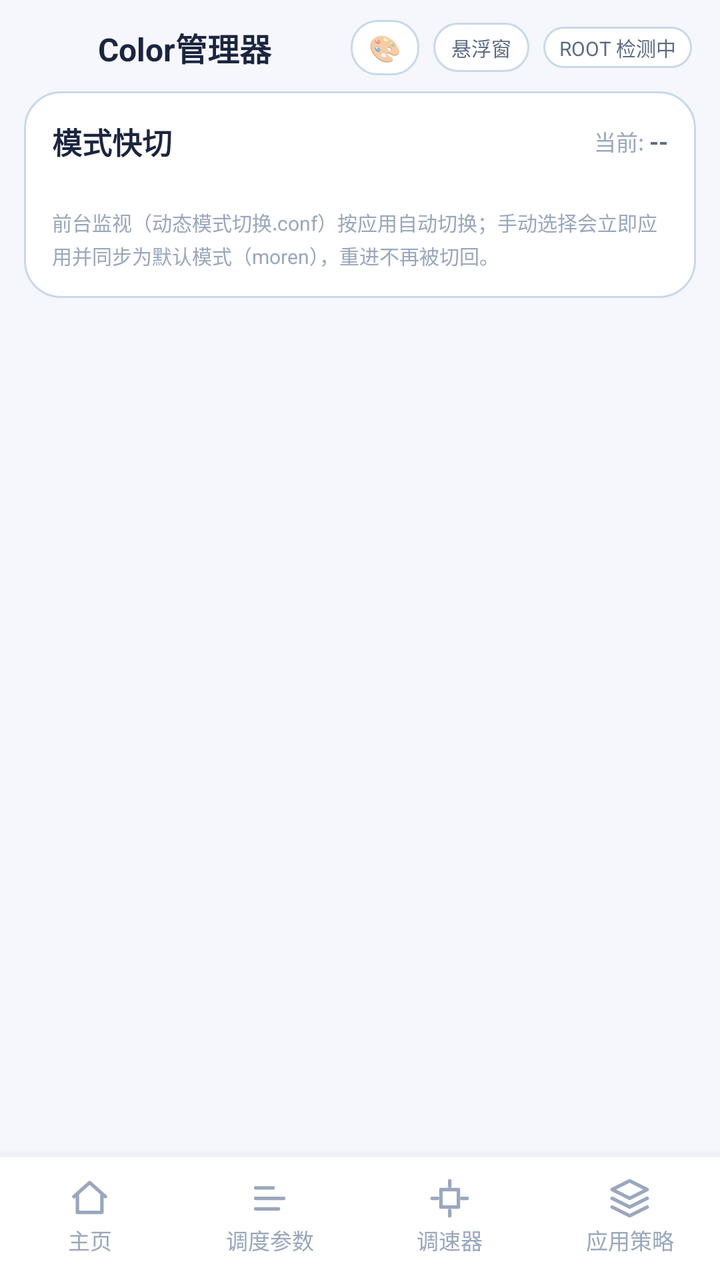
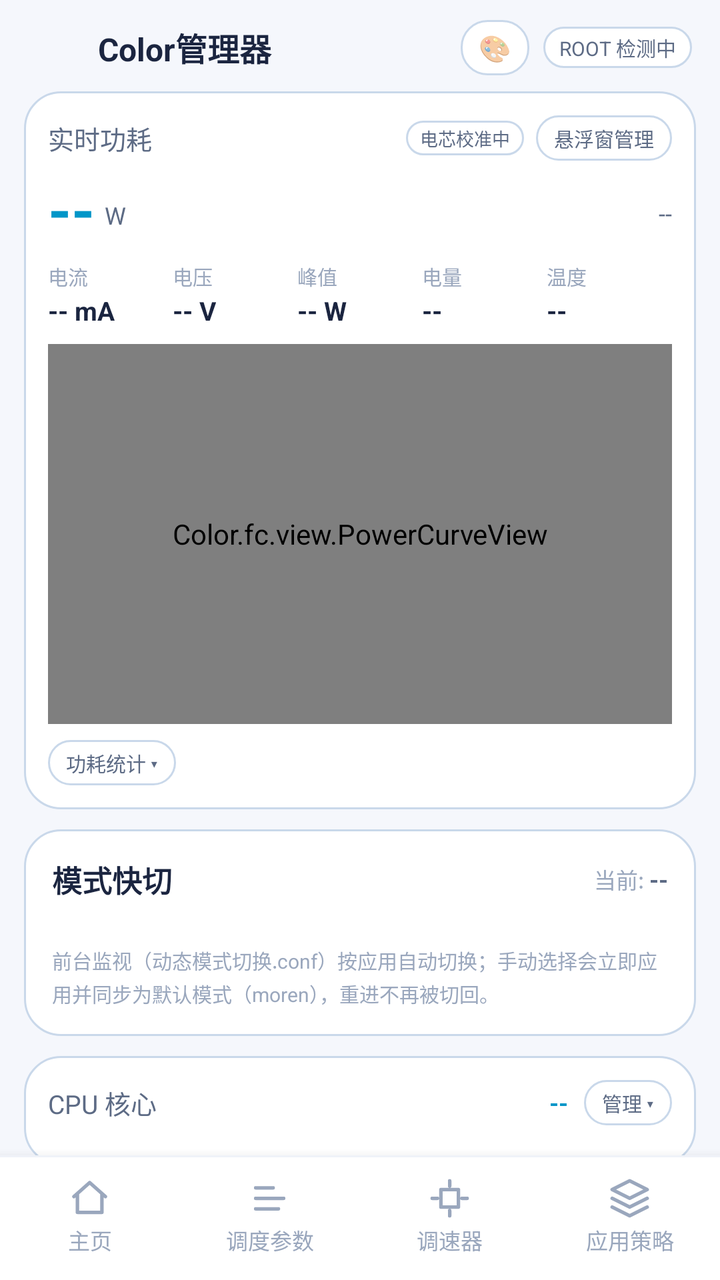

Compare the two renders of this Android layout. The source of the first and the diff that turns it into the second are given below.
<!-- AndroidManifest.xml: application theme AppTheme -->
<!-- res/layout/activity_main.xml -->
<?xml version="1.0" encoding="utf-8"?>
<LinearLayout xmlns:android="http://schemas.android.com/apk/res/android"
    android:layout_width="match_parent"
    android:layout_height="match_parent"
    android:orientation="vertical">

    
    <LinearLayout
        android:layout_width="match_parent"
        android:layout_height="wrap_content"
        android:orientation="horizontal"
        android:gravity="center_vertical"
        android:paddingStart="14dp"
        android:paddingEnd="14dp"
        android:paddingTop="10dp"
        android:paddingBottom="8dp">

        <ImageView
            android:layout_width="26dp"
            android:layout_height="26dp"
            android:src="@mipmap/ic_launcher"
            android:contentDescription="@string/app_name" />

        <TextView
            android:layout_width="0dp"
            android:layout_height="wrap_content"
            android:layout_weight="1"
            android:layout_marginStart="9dp"
            android:text="@string/app_name"
            android:textColor="@color/textPrimary"
            android:textSize="16sp"
            android:textStyle="bold" />

        
        <TextView
            android:id="@+id/menuTheme"
            android:layout_width="wrap_content"
            android:layout_height="wrap_content"
            android:layout_marginEnd="7dp"
            android:background="@drawable/bg_tab"
            android:paddingStart="9dp"
            android:paddingEnd="9dp"
            android:paddingTop="5dp"
            android:paddingBottom="5dp"
            android:text="🎨"
            android:textSize="13sp"
            android:contentDescription="主题设置" />

        
        <TextView
            android:id="@+id/monitorToggle"
            android:layout_width="wrap_content"
            android:layout_height="wrap_content"
            android:layout_marginEnd="7dp"
            android:background="@drawable/bg_tab"
            android:paddingStart="9dp"
            android:paddingEnd="9dp"
            android:paddingTop="5dp"
            android:paddingBottom="5dp"
            android:text="悬浮窗"
            android:textColor="@color/textSecondary"
            android:textSize="10sp"
            android:contentDescription="悬浮窗管理" />

        <TextView
            android:id="@+id/rootBadge"
            android:layout_width="wrap_content"
            android:layout_height="wrap_content"
            android:background="@drawable/bg_tab"
            android:paddingStart="8dp"
            android:paddingEnd="8dp"
            android:paddingTop="3dp"
            android:paddingBottom="3dp"
            android:text="ROOT 检测中"
            android:textColor="@color/textSecondary"
            android:textSize="10sp" />
    </LinearLayout>

    <ScrollView
        android:layout_width="match_parent"
        android:layout_height="0dp"
        android:layout_weight="1"
        android:scrollbars="none"
        android:fillViewport="true">

        <LinearLayout
            android:layout_width="match_parent"
            android:layout_height="wrap_content"
            android:orientation="vertical"
            android:paddingStart="12dp"
            android:paddingEnd="12dp"
            android:paddingBottom="20dp">

            
            <LinearLayout
                android:layout_width="match_parent"
                android:layout_height="wrap_content"
                android:orientation="vertical"
                android:background="@drawable/bg_card"
                android:padding="14dp">

                <LinearLayout
                    android:layout_width="match_parent"
                    android:layout_height="wrap_content"
                    android:orientation="horizontal"
                    android:gravity="center_vertical">

                    <TextView
                        android:layout_width="0dp"
                        android:layout_height="wrap_content"
                        android:layout_weight="1"
                        android:text="模式快切"
                        android:textColor="@color/textPrimary"
                        android:textSize="15sp"
                        android:textStyle="bold" />

                    <TextView
                        android:layout_width="wrap_content"
                        android:layout_height="wrap_content"
                        android:text="当前: "
                        android:textColor="@color/textDim"
                        android:textSize="11sp" />

                    <TextView
                        android:id="@+id/curMode"
                        android:layout_width="wrap_content"
                        android:layout_height="wrap_content"
                        android:text="--"
                        android:textColor="@color/textSecondary"
                        android:textSize="12sp"
                        android:textStyle="bold" />
                </LinearLayout>

                
                <LinearLayout
                    android:id="@+id/modeChips"
                    android:layout_width="match_parent"
                    android:layout_height="wrap_content"
                    android:orientation="horizontal"
                    android:layout_marginTop="12dp" />

                <TextView
                    android:layout_width="match_parent"
                    android:layout_height="wrap_content"
                    android:layout_marginTop="10dp"
                    android:lineSpacingExtra="2dp"
                    android:text="前台监视（动态模式切换.conf）按应用自动切换；手动选择会立即应用并同步为默认模式（moren），重进不再被切回。"
                    android:textColor="@color/textDim"
                    android:textSize="10sp" />
            </LinearLayout>
        </LinearLayout>
    </ScrollView>

    
    <include layout="@layout/view_bottom_nav" />
</LinearLayout>
<!-- res/layout/view_bottom_nav.xml (included above) -->
<?xml version="1.0" encoding="utf-8"?>
<LinearLayout xmlns:android="http://schemas.android.com/apk/res/android"
    android:id="@+id/bottomNav"
    android:layout_width="match_parent"
    android:layout_height="wrap_content"
    android:orientation="vertical"
    android:background="@drawable/bg_bottom_nav"
    android:elevation="8dp">

    <View
        android:layout_width="match_parent"
        android:layout_height="1dp"
        android:background="@color/divider" />

    <LinearLayout
        android:layout_width="match_parent"
        android:layout_height="wrap_content"
        android:orientation="horizontal"
        android:paddingTop="8dp"
        android:paddingBottom="10dp">

        
        <LinearLayout
            android:id="@+id/navHome"
            android:layout_width="0dp"
            android:layout_height="wrap_content"
            android:layout_weight="1"
            android:orientation="vertical"
            android:gravity="center"
            android:clickable="true"
            android:focusable="true"
            android:paddingTop="2dp"
            android:paddingBottom="2dp">

            <ImageView
                android:id="@+id/navHomeIcon"
                android:layout_width="21dp"
                android:layout_height="21dp"
                android:src="@drawable/ic_nav_home"
                android:contentDescription="主页" />

            <TextView
                android:id="@+id/navHomeText"
                android:layout_width="wrap_content"
                android:layout_height="wrap_content"
                android:layout_marginTop="2dp"
                android:text="主页"
                android:textColor="@color/textDim"
                android:textSize="11sp" />
        </LinearLayout>

        
        <LinearLayout
            android:id="@+id/navSchedule"
            android:layout_width="0dp"
            android:layout_height="wrap_content"
            android:layout_weight="1"
            android:orientation="vertical"
            android:gravity="center"
            android:clickable="true"
            android:focusable="true"
            android:paddingTop="2dp"
            android:paddingBottom="2dp">

            <ImageView
                android:id="@+id/navScheduleIcon"
                android:layout_width="21dp"
                android:layout_height="21dp"
                android:src="@drawable/ic_nav_schedule"
                android:contentDescription="调度参数" />

            <TextView
                android:id="@+id/navScheduleText"
                android:layout_width="wrap_content"
                android:layout_height="wrap_content"
                android:layout_marginTop="2dp"
                android:text="调度参数"
                android:textColor="@color/textDim"
                android:textSize="11sp" />
        </LinearLayout>

        
        <LinearLayout
            android:id="@+id/navGovernor"
            android:layout_width="0dp"
            android:layout_height="wrap_content"
            android:layout_weight="1"
            android:orientation="vertical"
            android:gravity="center"
            android:clickable="true"
            android:focusable="true"
            android:paddingTop="2dp"
            android:paddingBottom="2dp">

            <ImageView
                android:id="@+id/navGovernorIcon"
                android:layout_width="21dp"
                android:layout_height="21dp"
                android:src="@drawable/ic_nav_governor"
                android:contentDescription="调速器" />

            <TextView
                android:id="@+id/navGovernorText"
                android:layout_width="wrap_content"
                android:layout_height="wrap_content"
                android:layout_marginTop="2dp"
                android:text="调速器"
                android:textColor="@color/textDim"
                android:textSize="11sp" />
        </LinearLayout>

        
        <LinearLayout
            android:id="@+id/navMode"
            android:layout_width="0dp"
            android:layout_height="wrap_content"
            android:layout_weight="1"
            android:orientation="vertical"
            android:gravity="center"
            android:clickable="true"
            android:focusable="true"
            android:paddingTop="2dp"
            android:paddingBottom="2dp">

            <ImageView
                android:id="@+id/navModeIcon"
                android:layout_width="21dp"
                android:layout_height="21dp"
                android:src="@drawable/ic_nav_mode"
                android:contentDescription="应用策略" />

            <TextView
                android:id="@+id/navModeText"
                android:layout_width="wrap_content"
                android:layout_height="wrap_content"
                android:layout_marginTop="2dp"
                android:text="应用策略"
                android:textColor="@color/textDim"
                android:textSize="11sp" />
        </LinearLayout>
    </LinearLayout>
</LinearLayout>
<!-- resources referenced by this layout -->
<resources>
  <color name="divider">#EFF2F8</color>
  <color name="textDim">#9AA7BD</color>
  <color name="textPrimary">#1B2540</color>
  <color name="textSecondary">#5D6B85</color>
  <!-- drawable bg_bottom_nav (drawable) -->
  <?xml version="1.0" encoding="utf-8"?>
  <shape xmlns:android="http://schemas.android.com/apk/res/android">
      <solid android:color="@color/titleBar" />
  </shape>
  <!-- drawable bg_card (drawable) -->
  <?xml version="1.0" encoding="utf-8"?>
  <shape xmlns:android="http://schemas.android.com/apk/res/android">
      <solid android:color="@color/bgCard" />
      <corners android:radius="18dp" />
      <stroke android:width="1dp" android:color="@color/bgCardStroke" />
  </shape>
  <!-- drawable bg_tab (drawable) -->
  <?xml version="1.0" encoding="utf-8"?>
  <shape xmlns:android="http://schemas.android.com/apk/res/android">
      <solid android:color="@color/bgCard" />
      <corners android:radius="13dp" />
      <stroke android:width="1dp" android:color="@color/bgCardStroke" />
  </shape>
  <!-- drawable ic_nav_home (drawable) -->
  <?xml version="1.0" encoding="utf-8"?>
  <vector xmlns:android="http://schemas.android.com/apk/res/android"
      android:width="21dp" android:height="21dp"
      android:viewportWidth="24" android:viewportHeight="24">
      <path android:fillColor="#00000000"
          android:strokeColor="#9AA7BD"
          android:strokeWidth="2"
          android:strokeLineCap="round"
          android:strokeLineJoin="round"
          android:pathData="M3,11 L12,3 L21,11 M5,10 L5,20 L19,20 L19,10" />
  </vector>
  <!-- drawable ic_nav_mode (drawable) -->
  <?xml version="1.0" encoding="utf-8"?>
  <vector xmlns:android="http://schemas.android.com/apk/res/android"
      android:width="21dp" android:height="21dp"
      android:viewportWidth="24" android:viewportHeight="24">
      <path android:fillColor="#00000000"
          android:strokeColor="#9AA7BD"
          android:strokeWidth="2"
          android:strokeLineCap="round"
          android:strokeLineJoin="round"
          android:pathData="M12,2 L2,7 L12,12 L22,7 Z M2,17 L12,22 L22,17 M2,12 L12,17 L22,12" />
  </vector>
  <!-- drawable ic_nav_schedule (drawable) -->
  <?xml version="1.0" encoding="utf-8"?>
  <vector xmlns:android="http://schemas.android.com/apk/res/android"
      android:width="21dp" android:height="21dp"
      android:viewportWidth="24" android:viewportHeight="24">
      <path android:fillColor="#00000000"
          android:strokeColor="#9AA7BD"
          android:strokeWidth="2"
          android:strokeLineCap="round"
          android:strokeLineJoin="round"
          android:pathData="M4,6 L14,6 M4,12 L20,12 M4,18 L17,18" />
  </vector>
  <!-- mipmap ic_launcher (mipmap-anydpi-v26) -->
  <?xml version="1.0" encoding="utf-8"?>
  <adaptive-icon xmlns:android="http://schemas.android.com/apk/res/android">
      <background android:drawable="@drawable/ic_launcher_bg" />
      <foreground android:drawable="@drawable/ic_launcher_fg" />
  </adaptive-icon>
  <string name="app_name">Color管理器</string>
  <color name="titleBar">#FFFFFF</color>
  <color name="bgCard">#FFFFFF</color>
  <color name="bgCardStroke">#C9D8EA</color>
  <!-- drawable ic_launcher_bg (drawable) -->
  <?xml version="1.0" encoding="utf-8"?>
  <shape xmlns:android="http://schemas.android.com/apk/res/android">
      <solid android:color="#FFFFFF" />
  </shape>
  <color name="bg">#F5F7FC</color>
  <color name="accent">#0096C8</color>
  <!-- unchanged entries left out for length: 3 -->
</resources>

<!-- the commit's change to res/layout/activity_main.xml (unified diff, before → after) -->
@@ -46,22 +46,6 @@
             android:textSize="13sp"
             android:contentDescription="主题设置" />
 
-        
-        <TextView
-            android:id="@+id/monitorToggle"
-            android:layout_width="wrap_content"
-            android:layout_height="wrap_content"
-            android:layout_marginEnd="7dp"
-            android:background="@drawable/bg_tab"
-            android:paddingStart="9dp"
-            android:paddingEnd="9dp"
-            android:paddingTop="5dp"
-            android:paddingBottom="5dp"
-            android:text="悬浮窗"
-            android:textColor="@color/textSecondary"
-            android:textSize="10sp"
-            android:contentDescription="悬浮窗管理" />
-
         <TextView
             android:id="@+id/rootBadge"
             android:layout_width="wrap_content"
@@ -97,6 +81,285 @@
                 android:layout_height="wrap_content"
                 android:orientation="vertical"
                 android:background="@drawable/bg_card"
+                android:padding="12dp">
+
+                <LinearLayout
+                    android:layout_width="match_parent"
+                    android:layout_height="wrap_content"
+                    android:orientation="horizontal"
+                    android:gravity="center_vertical">
+
+                    <TextView
+                        android:layout_width="0dp"
+                        android:layout_height="wrap_content"
+                        android:layout_weight="1"
+                        android:text="实时功耗"
+                        android:textColor="@color/textSecondary"
+                        android:textSize="13sp" />
+
+                    <TextView
+                        android:id="@+id/cellBadge"
+                        android:layout_width="wrap_content"
+                        android:layout_height="wrap_content"
+                        android:background="@drawable/bg_tab"
+                        android:paddingStart="7dp"
+                        android:paddingEnd="7dp"
+                        android:paddingTop="2dp"
+                        android:paddingBottom="2dp"
+                        android:text="电芯校准中"
+                        android:textColor="@color/textSecondary"
+                        android:textSize="9sp" />
+
+                    <TextView
+                        android:id="@+id/monitorToggle"
+                        android:layout_width="wrap_content"
+                        android:layout_height="wrap_content"
+                        android:layout_marginStart="6dp"
+                        android:background="@drawable/bg_tab"
+                        android:paddingStart="9dp"
+                        android:paddingEnd="9dp"
+                        android:paddingTop="4dp"
+                        android:paddingBottom="4dp"
+                        android:text="悬浮窗管理"
+                        android:textColor="@color/textSecondary"
+                        android:textSize="10sp" />
+                </LinearLayout>
+
+                <LinearLayout
+                    android:layout_width="match_parent"
+                    android:layout_height="wrap_content"
+                    android:orientation="horizontal"
+                    android:layout_marginTop="4dp"
+                    android:gravity="center_vertical|bottom">
+
+                    <TextView
+                        android:id="@+id/powerValue"
+                        android:layout_width="wrap_content"
+                        android:layout_height="wrap_content"
+                        android:text="--"
+                        android:textColor="@color/accent"
+                        android:textSize="30sp"
+                        android:textStyle="bold" />
+
+                    <TextView
+                        android:layout_width="wrap_content"
+                        android:layout_height="wrap_content"
+                        android:layout_marginStart="5dp"
+                        android:layout_marginBottom="4dp"
+                        android:text="W"
+                        android:textColor="@color/textSecondary"
+                        android:textSize="12sp" />
+
+                    <View
+                        android:layout_width="0dp"
+                        android:layout_height="1dp"
+                        android:layout_weight="1" />
+
+                    <TextView
+                        android:id="@+id/powerStatus"
+                        android:layout_width="wrap_content"
+                        android:layout_height="wrap_content"
+                        android:layout_marginBottom="5dp"
+                        android:text="--"
+                        android:textColor="@color/textSecondary"
+                        android:textSize="12sp" />
+                </LinearLayout>
+
+                <LinearLayout
+                    android:layout_width="match_parent"
+                    android:layout_height="wrap_content"
+                    android:orientation="horizontal"
+                    android:layout_marginTop="6dp">
+
+                    <LinearLayout
+                        android:layout_width="0dp"
+                        android:layout_height="wrap_content"
+                        android:layout_weight="1"
+                        android:orientation="vertical">
+
+                        <TextView
+                            android:layout_width="wrap_content"
+                            android:layout_height="wrap_content"
+                            android:text="电流"
+                            android:textColor="@color/textDim"
+                            android:textSize="10sp" />
+
+                        <TextView
+                            android:id="@+id/currentValue"
+                            android:layout_width="wrap_content"
+                            android:layout_height="wrap_content"
+                            android:layout_marginTop="1dp"
+                            android:text="-- mA"
+                            android:textColor="@color/textPrimary"
+                            android:textSize="13sp"
+                            android:textStyle="bold" />
+                    </LinearLayout>
+
+                    <LinearLayout
+                        android:layout_width="0dp"
+                        android:layout_height="wrap_content"
+                        android:layout_weight="1"
+                        android:orientation="vertical">
+
+                        <TextView
+                            android:layout_width="wrap_content"
+                            android:layout_height="wrap_content"
+                            android:text="电压"
+                            android:textColor="@color/textDim"
+                            android:textSize="10sp" />
+
+                        <TextView
+                            android:id="@+id/voltageValue"
+                            android:layout_width="wrap_content"
+                            android:layout_height="wrap_content"
+                            android:layout_marginTop="1dp"
+                            android:text="-- V"
+                            android:textColor="@color/textPrimary"
+                            android:textSize="13sp"
+                            android:textStyle="bold" />
+                    </LinearLayout>
+
+                    <LinearLayout
+                        android:layout_width="0dp"
+                        android:layout_height="wrap_content"
+                        android:layout_weight="1"
+                        android:orientation="vertical">
+
+                        <TextView
+                            android:layout_width="wrap_content"
+                            android:layout_height="wrap_content"
+                            android:text="峰值"
+                            android:textColor="@color/textDim"
+                            android:textSize="10sp" />
+
+                        <TextView
+                            android:id="@+id/peakValue"
+                            android:layout_width="wrap_content"
+                            android:layout_height="wrap_content"
+                            android:layout_marginTop="1dp"
+                            android:text="-- W"
+                            android:textColor="@color/textPrimary"
+                            android:textSize="13sp"
+                            android:textStyle="bold" />
+                    </LinearLayout>
+
+                    <LinearLayout
+                        android:layout_width="0dp"
+                        android:layout_height="wrap_content"
+                        android:layout_weight="1"
+                        android:orientation="vertical">
+
+                        <TextView
+                            android:layout_width="wrap_content"
+                            android:layout_height="wrap_content"
+                            android:text="电量"
+                            android:textColor="@color/textDim"
+                            android:textSize="10sp" />
+
+                        <TextView
+                            android:id="@+id/batteryLevel"
+                            android:layout_width="wrap_content"
+                            android:layout_height="wrap_content"
+                            android:layout_marginTop="1dp"
+                            android:text="--"
+                            android:textColor="@color/textPrimary"
+                            android:textSize="13sp"
+                            android:textStyle="bold" />
+                    </LinearLayout>
+
+                    <LinearLayout
+                        android:layout_width="0dp"
+                        android:layout_height="wrap_content"
+                        android:layout_weight="1"
+                        android:orientation="vertical">
+
+                        <TextView
+                            android:layout_width="wrap_content"
+                            android:layout_height="wrap_content"
+                            android:text="温度"
+                            android:textColor="@color/textDim"
+                            android:textSize="10sp" />
+
+                        <TextView
+                            android:id="@+id/batteryTemp"
+                            android:layout_width="wrap_content"
+                            android:layout_height="wrap_content"
+                            android:layout_marginTop="1dp"
+                            android:text="--"
+                            android:textColor="@color/textPrimary"
+                            android:textSize="13sp"
+                            android:textStyle="bold" />
+                    </LinearLayout>
+                </LinearLayout>
+
+                
+                <Color.fc.view.PowerCurveView
+                    android:id="@+id/powerCurve"
+                    android:layout_width="match_parent"
+                    android:layout_height="190dp"
+                    android:layout_marginTop="8dp" />
+
+                
+                <LinearLayout
+                    android:layout_width="match_parent"
+                    android:layout_height="wrap_content"
+                    android:layout_marginTop="8dp"
+                    android:orientation="horizontal"
+                    android:gravity="center_vertical">
+
+                    <TextView
+                        android:id="@+id/histToggle"
+                        android:layout_width="wrap_content"
+                        android:layout_height="wrap_content"
+                        android:background="@drawable/bg_tab"
+                        android:paddingStart="9dp"
+                        android:paddingEnd="9dp"
+                        android:paddingTop="4dp"
+                        android:paddingBottom="4dp"
+                        android:text="功耗统计 ▾"
+                        android:textColor="@color/textSecondary"
+                        android:textSize="10sp" />
+                </LinearLayout>
+
+                <LinearLayout
+                    android:id="@+id/powerHistBox"
+                    android:layout_width="match_parent"
+                    android:layout_height="wrap_content"
+                    android:layout_marginTop="8dp"
+                    android:orientation="vertical"
+                    android:visibility="gone">
+
+                    <TextView
+                        android:id="@+id/histHint"
+                        android:layout_width="wrap_content"
+                        android:layout_height="wrap_content"
+                        android:text="读取中…"
+                        android:textColor="@color/textSecondary"
+                        android:textSize="10sp" />
+
+                    <Color.fc.view.SparkView
+                        android:id="@+id/histSpark"
+                        android:layout_width="match_parent"
+                        android:layout_height="54dp"
+                        android:layout_marginTop="4dp" />
+
+                    <TextView
+                        android:layout_width="wrap_content"
+                        android:layout_height="wrap_content"
+                        android:layout_marginTop="2dp"
+                        android:text="点击查看详细记录 ▸"
+                        android:textColor="@color/textDim"
+                        android:textSize="9sp" />
+                </LinearLayout>
+            </LinearLayout>
+
+            
+            <LinearLayout
+                android:layout_width="match_parent"
+                android:layout_height="wrap_content"
+                android:layout_marginTop="10dp"
+                android:orientation="vertical"
+                android:background="@drawable/bg_card"
                 android:padding="14dp">
 
                 <LinearLayout
@@ -147,6 +410,105 @@
                     android:text="前台监视（动态模式切换.conf）按应用自动切换；手动选择会立即应用并同步为默认模式（moren），重进不再被切回。"
                     android:textColor="@color/textDim"
                     android:textSize="10sp" />
+            </LinearLayout>
+
+            
+            <LinearLayout
+                android:layout_width="match_parent"
+                android:layout_height="wrap_content"
+                android:layout_marginTop="10dp"
+                android:orientation="vertical"
+                android:background="@drawable/bg_card"
+                android:padding="12dp">
+
+                <LinearLayout
+                    android:layout_width="match_parent"
+                    android:layout_height="wrap_content"
+                    android:orientation="horizontal"
+                    android:gravity="center_vertical">
+
+                    <TextView
+                        android:layout_width="0dp"
+                        android:layout_height="wrap_content"
+                        android:layout_weight="1"
+                        android:text="CPU 核心"
+                        android:textColor="@color/textSecondary"
+                        android:textSize="13sp" />
+
+                    <TextView
+                        android:id="@+id/cpuSummary"
+                        android:layout_width="wrap_content"
+                        android:layout_height="wrap_content"
+                        android:text="--"
+                        android:textColor="@color/accent"
+                        android:textSize="12sp"
+                        android:textStyle="bold" />
+
+                    <TextView
+                        android:id="@+id/cpuManageBtn"
+                        android:layout_width="wrap_content"
+                        android:layout_height="wrap_content"
+                        android:layout_marginStart="8dp"
+                        android:background="@drawable/bg_tab"
+                        android:paddingStart="9dp"
+                        android:paddingEnd="9dp"
+                        android:paddingTop="4dp"
+                        android:paddingBottom="4dp"
+                        android:text="管理 ▾"
+                        android:textColor="@color/textSecondary"
+                        android:textSize="10sp" />
+                </LinearLayout>
+
+                
+                <LinearLayout
+                    android:id="@+id/cpuDots"
+                    android:layout_width="match_parent"
+                    android:layout_height="wrap_content"
+                    android:layout_marginTop="8dp"
+                    android:orientation="horizontal" />
+
+                
+                <LinearLayout
+                    android:id="@+id/cpuCoreList"
+                    android:layout_width="match_parent"
+                    android:layout_height="wrap_content"
+                    android:layout_marginTop="8dp"
+                    android:orientation="vertical"
+                    android:visibility="gone" />
+            </LinearLayout>
+
+            
+            <LinearLayout
+                android:id="@+id/menuPowerRecords"
+                android:layout_width="match_parent"
+                android:layout_height="wrap_content"
+                android:layout_marginTop="8dp"
+                android:orientation="horizontal"
+                android:gravity="center_vertical"
+                android:background="@drawable/bg_card"
+                android:padding="10dp">
+
+                <View
+                    android:layout_width="3dp"
+                    android:layout_height="18dp"
+                    android:background="@color/accent" />
+
+                <TextView
+                    android:layout_width="0dp"
+                    android:layout_height="wrap_content"
+                    android:layout_weight="1"
+                    android:layout_marginStart="10dp"
+                    android:text="功耗记录"
+                    android:textColor="@color/textPrimary"
+                    android:textSize="14sp"
+                    android:textStyle="bold" />
+
+                <ImageView
+                    android:layout_width="16dp"
+                    android:layout_height="16dp"
+                    android:src="@drawable/ic_arrow_right"
+                    android:tint="@color/accent"
+                    android:contentDescription="功耗记录" />
             </LinearLayout>
         </LinearLayout>
     </ScrollView>
<!-- resource entries referenced after the edit -->
@@ -23,6 +23,14 @@
       <corners android:radius="13dp" />
       <stroke android:width="1dp" android:color="@color/bgCardStroke" />
   </shape>
+  <!-- drawable ic_arrow_right (drawable) -->
+  <?xml version="1.0" encoding="utf-8"?>
+  <vector xmlns:android="http://schemas.android.com/apk/res/android"
+      android:width="24dp" android:height="24dp"
+      android:viewportWidth="24" android:viewportHeight="24">
+      <path android:fillColor="#5D6B85"
+          android:pathData="M8.59,16.59L13.17,12 8.59,7.41 10,6l6,6 -6,6z" />
+  </vector>
   <!-- drawable ic_nav_home (drawable) -->
   <?xml version="1.0" encoding="utf-8"?>
   <vector xmlns:android="http://schemas.android.com/apk/res/android"
